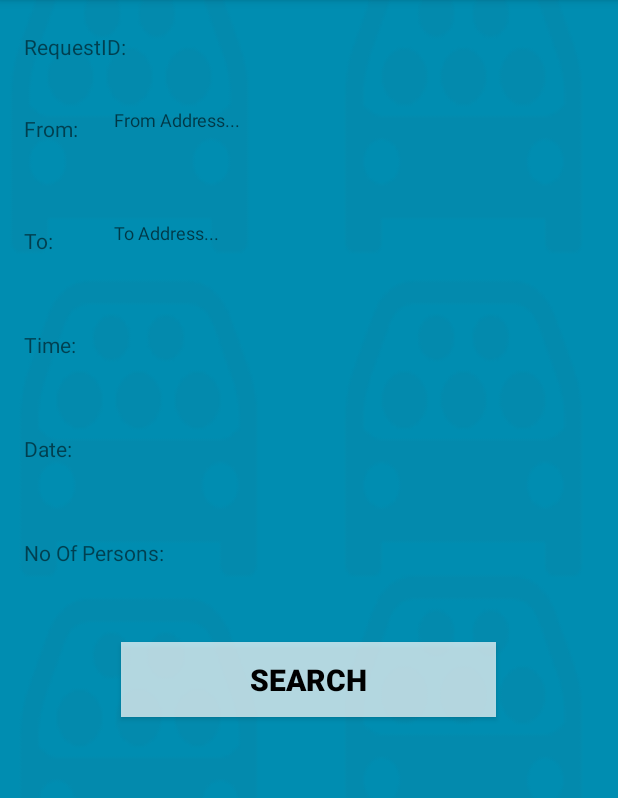
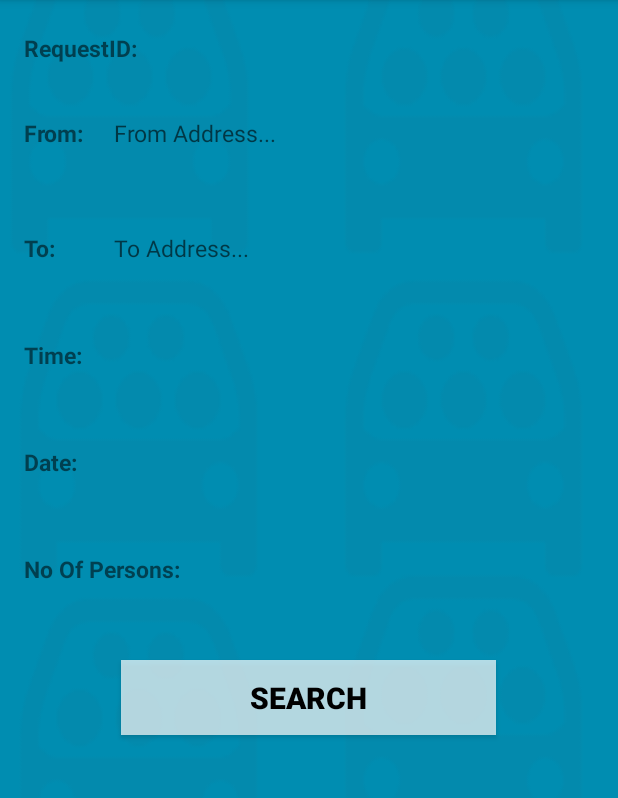
Before and after one commit to KingKongCoderr/ShareRide, an Android app: the RiderRequestDetailActivity screen opened directly, with no data from a screen before it, on a phone screen of 412 x 824 dp, the part 84-882 px from its top. Run offline under Robolectric (Android 15) with nearby library versions, the phone set to English and light mode, and no system bars; 2 statements that could not run were skipped.

Commit message:
This release has fix for recent rides

```diff
--- a/app/src/main/java/edu/nwmissouri/shareride/RideRequestAdapter.java
+++ b/app/src/main/java/edu/nwmissouri/shareride/RideRequestAdapter.java
@@ -130,7 +130,7 @@ public class RideRequestAdapter extends ArrayAdapter<Ride> {
         else
         {
             fromBuilder.append(shortFromStreet[0]);
-            fromBuilder.append(shortFromStreet[1]);
+            fromBuilder.append(", " + shortFromStreet[1]);
         }
 
         String[] shortToRoute = getItem(position).getRouteTo().toString().split(",");
@@ -144,7 +144,7 @@ public class RideRequestAdapter extends ArrayAdapter<Ride> {
         }else
         {
             toBuilder.append(shortToStreet[0]);
-            toBuilder.append(shortToStreet[1]);
+            toBuilder.append(", " + shortToStreet[1]);
         }
 
         RouteFrom.setText("From: " + fromBuilder.toString());
--- a/app/src/main/java/edu/nwmissouri/shareride/RideSearchResultsAdapter.java
+++ b/app/src/main/java/edu/nwmissouri/shareride/RideSearchResultsAdapter.java
@@ -161,7 +161,7 @@ public class RideSearchResultsAdapter extends ArrayAdapter<Ride> {
         else
         {
             fromBuilder.append(shortFromStreet[0]);
-            fromBuilder.append(shortFromStreet[1]);
+            fromBuilder.append(", " + shortFromStreet[1]);
         }
 
         String[] shortToRoute = getItem(position).getRouteTo().toString().split(",");
@@ -186,7 +186,7 @@ public class RideSearchResultsAdapter extends ArrayAdapter<Ride> {
             else
             {
                 toBuilder.append(shortToStreet[0]);
-                toBuilder.append(shortToStreet[1]);
+                toBuilder.append(", " + shortToStreet[1]);
             }
 
             RouteFrom.setText("From: " + fromBuilder.toString());
--- a/app/src/main/java/edu/nwmissouri/shareride/RiderRequestDetailActivity.java
+++ b/app/src/main/java/edu/nwmissouri/shareride/RiderRequestDetailActivity.java
@@ -101,6 +101,7 @@ public class RiderRequestDetailActivity extends AppCompatActivity {
             public void onSuccess(RideUser rideUser) {
                 RideUser.currentUser = rideUser;
                 RideRequestCollection.recentRide = rideUser.getRideRecent();
+                Log.d("SEARCH CLICK", " User SUCSESS");
             }
 
             @Override
@@ -117,12 +118,17 @@ public class RiderRequestDetailActivity extends AppCompatActivity {
                             Log.d("Length of the data", String.valueOf(result.length));
                             RideCollection.searchItems.clear();
                             for (Ride ride : result) {
+                                Log.d("SEARCH BEFORE",ride.toString());
+                                Log.d("SEARCH TYPE",ride.getRideType());
                                 if (ride.getRideType().equals("offer")) {
+                                    Log.d("SEARCH AFTER",ride.toString());
                                     if (!ride.getRideUserId().equals(kinveyClient.user().getUsername())) {
+                                        Log.d("SEARCH RIDE",ride.toString());
                                         RideCollection.searchItems.add(ride);
                                     }
                                 }
                             }
+                            Log.d("SEARCH ITEMS",RideCollection.searchItems.toString());
                             startActivity(searchIntent);
                         }
 
--- a/app/src/main/res/layout/activity_login.xml
+++ b/app/src/main/res/layout/activity_login.xml
@@ -76,6 +76,7 @@
             android:textColorHint="#ffffff"
             android:background="#80000000"
             android:hint="@string/password_hint"
+            android:inputType="textPassword"
             android:layout_below="@+id/password_tv"
             android:layout_alignLeft="@+id/username_et"
             android:layout_alignStart="@+id/username_et"/>
--- a/app/src/main/res/layout/activity_new_ride_offer.xml
+++ b/app/src/main/res/layout/activity_new_ride_offer.xml
@@ -104,7 +104,8 @@
         android:id="@+id/offerAvailabilityET"
         android:layout_marginLeft="100dp"
         android:layout_alignBaseline="@id/offerAvailabilityTV"
-        android:background="@android:drawable/editbox_background_normal"/>
+        android:background="@android:drawable/editbox_background_normal"
+        android:inputType="number"/>
 
     <TextView
         android:layout_width="wrap_content"
--- a/app/src/main/res/layout/activity_new_ride_request.xml
+++ b/app/src/main/res/layout/activity_new_ride_request.xml
@@ -102,6 +102,7 @@
         android:id="@+id/offerAvailabilityET"
         android:layout_marginLeft="100dp"
         android:layout_alignBaseline="@id/offerAvailabilityTV"
+        android:inputType="number"
         android:background="@android:drawable/editbox_background_normal"/>
 
     <TextView
--- a/app/src/main/res/layout/activity_ride_offer_edit.xml
+++ b/app/src/main/res/layout/activity_ride_offer_edit.xml
@@ -133,6 +133,7 @@
             android:layout_marginTop="60dp"
             android:layout_marginLeft="100dp"
             android:layout_alignBaseline="@id/offerAvailabilityTV"
+            android:inputType="number"
             android:background="@android:drawable/editbox_background_normal"/>
 
         <Button
--- a/app/src/main/res/layout/activity_ride_request_edit.xml
+++ b/app/src/main/res/layout/activity_ride_request_edit.xml
@@ -131,6 +131,7 @@
         android:layout_marginTop="60dp"
         android:layout_marginLeft="100dp"
         android:layout_alignBaseline="@id/offerAvailabilityTV"
+        android:inputType="number"
         android:background="@android:drawable/editbox_background_normal"/>
 
     <Button
--- a/app/src/main/res/layout/activity_rider_request_detail.xml
+++ b/app/src/main/res/layout/activity_rider_request_detail.xml
@@ -13,7 +13,9 @@
         android:layout_height="wrap_content"
         android:text = "RequestID: "
         android:id="@+id/offerID"
-        android:layout_marginTop="5dp"/>
+        android:layout_marginTop="5dp"
+        android:textSize="15dp"
+        android:textStyle="bold"/>
 
     <TextView
         android:layout_width="wrap_content"
@@ -24,7 +26,8 @@
         android:layout_marginLeft="20dp"
         android:textStyle="bold"
         android:textSize="15dp"
-        android:layout_marginTop="5dp"/>
+        android:layout_marginTop="5dp"
+        android:layout_alignBaseline="@id/offerID"/>
 
     <TextView
         android:layout_width="wrap_content"
@@ -32,7 +35,9 @@
         android:text = "From: "
         android:id="@+id/offertimeFrom"
         android:layout_below="@id/offerID"
-        android:layout_marginTop="35dp"/>
+        android:layout_marginTop="35dp"
+        android:textSize="15dp"
+        android:textStyle="bold"/>
 
     <TextView
         android:layout_width="250dp"
@@ -40,8 +45,9 @@
         android:id="@+id/fromET"
         android:layout_marginTop="55dp"
         android:layout_marginLeft="60dp"
-        android:textSize="12dp"
-        android:hint="From Address...">
+        android:hint="From Address..."
+        android:layout_alignBaseline="@id/offertimeFrom"
+        android:textSize="15dp">
         <requestFocus />
     </TextView>
 
@@ -51,7 +57,9 @@
         android:text = "To: "
         android:id="@+id/offertimeTo"
         android:layout_below="@id/offertimeFrom"
-        android:layout_marginTop="55dp"/>
+        android:layout_marginTop="55dp"
+        android:textSize="15dp"
+        android:textStyle="bold"/>
 
     <TextView
         android:layout_width="250dp"
@@ -60,8 +68,9 @@
         android:layout_marginLeft="60dp"
         android:layout_marginTop="35dp"
         android:layout_below="@id/fromET"
-        android:textSize="12dp"
-        android:hint="To Address..."/>
+        android:textSize="15dp"
+        android:hint="To Address..."
+        android:layout_alignBaseline="@id/offertimeTo"/>
 
     <TextView
         android:layout_width="wrap_content"
@@ -69,7 +78,9 @@
         android:text = "Time: "
         android:id="@+id/offertimeTV"
         android:layout_below="@id/offertimeTo"
-        android:layout_marginTop="50dp"/>
+        android:layout_marginTop="50dp"
+        android:textSize="15dp"
+        android:textStyle="bold"/>
 
     <TextView
         android:id="@+id/offertimeSpinner"
@@ -77,7 +88,9 @@
         android:layout_height="45dp"
         android:layout_marginTop="30dp"
         android:layout_below="@id/ToET"
-        android:layout_marginLeft="70dp"/>
+        android:layout_marginLeft="70dp"
+        android:layout_alignBaseline="@id/offertimeTV"
+        android:textSize="15dp"/>
 
     <TextView
         android:layout_width="wrap_content"
@@ -85,7 +98,9 @@
         android:text = "Date: "
         android:id="@+id/offerFrequencyTV"
         android:layout_below="@id/offertimeTV"
-        android:layout_marginTop="50dp"/>
+        android:layout_marginTop="50dp"
+        android:textSize="15dp"
+        android:textStyle="bold"/>
 
     <TextView
         android:id="@+id/offerFrequencySpinner"
@@ -93,7 +108,9 @@
         android:layout_height="45dp"
         android:layout_marginTop="20dp"
         android:layout_below="@id/offertimeSpinner"
-        android:layout_marginLeft="80dp"/>
+        android:layout_alignBaseline="@id/offerFrequencyTV"
+        android:layout_marginLeft="80dp"
+        android:textSize="15dp"/>
 
     <TextView
         android:layout_width="wrap_content"
@@ -101,7 +118,9 @@
         android:text = "No Of Persons: "
         android:id="@+id/offerAvailabilityTV"
         android:layout_below="@id/offerFrequencyTV"
-        android:layout_marginTop="50dp"/>
+        android:layout_marginTop="50dp"
+        android:textSize="15dp"
+        android:textStyle="bold"/>
 
     <TextView
         android:layout_width="100dp"
@@ -110,8 +129,9 @@
         android:id="@+id/offerAvailabilityET"
         android:layout_below="@id/offerFrequencySpinner"
         android:layout_marginTop="75dp"
-        android:layout_marginLeft="100dp"
-        android:layout_alignBaseline="@id/offerAvailabilityTV"/>
+        android:layout_marginLeft="125dp"
+        android:layout_alignBaseline="@id/offerAvailabilityTV"
+        android:textSize="15dp"/>
 
     <Button
         android:layout_width="250dp"
```
Also changed, not shown: app/src/main/java/edu/nwmissouri/shareride/FragmentRideRecent.java (+13 -8 lines), app/src/main/java/edu/nwmissouri/shareride/LoginActivity.java (+20 -1 lines), app/src/main/java/edu/nwmissouri/shareride/NewRideOfferActivity.java (+15 -2 lines), app/src/main/java/edu/nwmissouri/shareride/NewRideRequestActivity.java (+12 -1 lines), app/src/main/java/edu/nwmissouri/shareride/RideOfferAdapter.java (+10 -7 lines), app/src/main/res/layout/activity_forgotpass.xml (+12 -12 lines), app/src/main/res/layout/activity_rider_offer_detail.xml (+36 -16 lines), app/src/main/res/layout/fragment_recentride.xml (+0 -9 lines).
